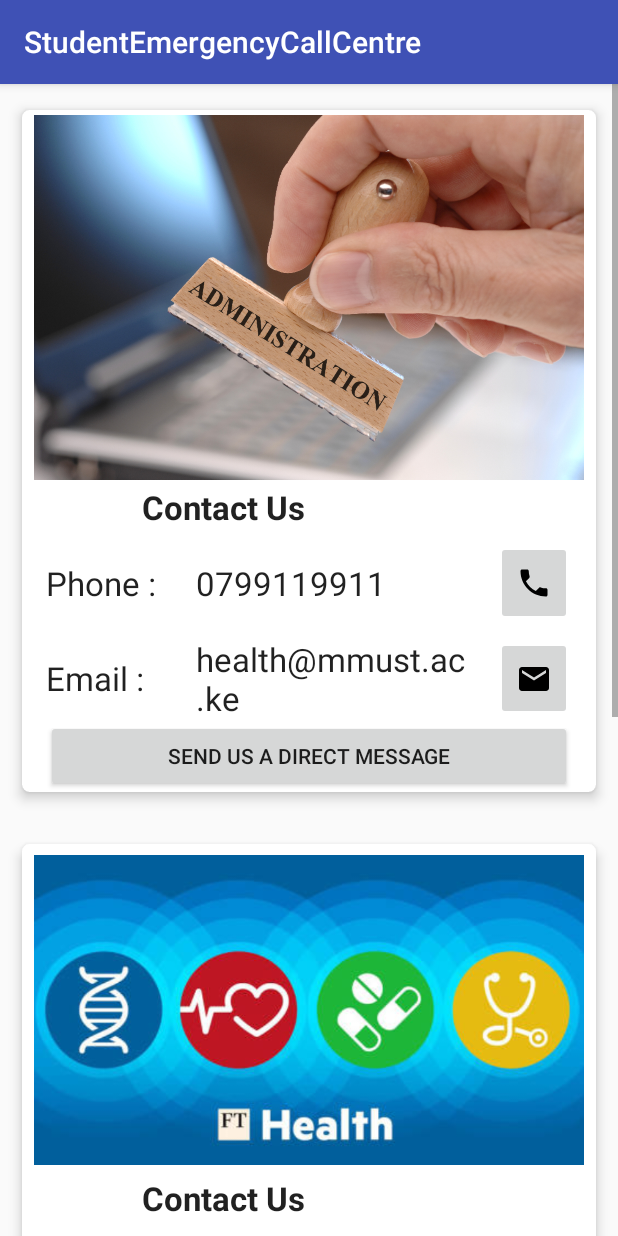
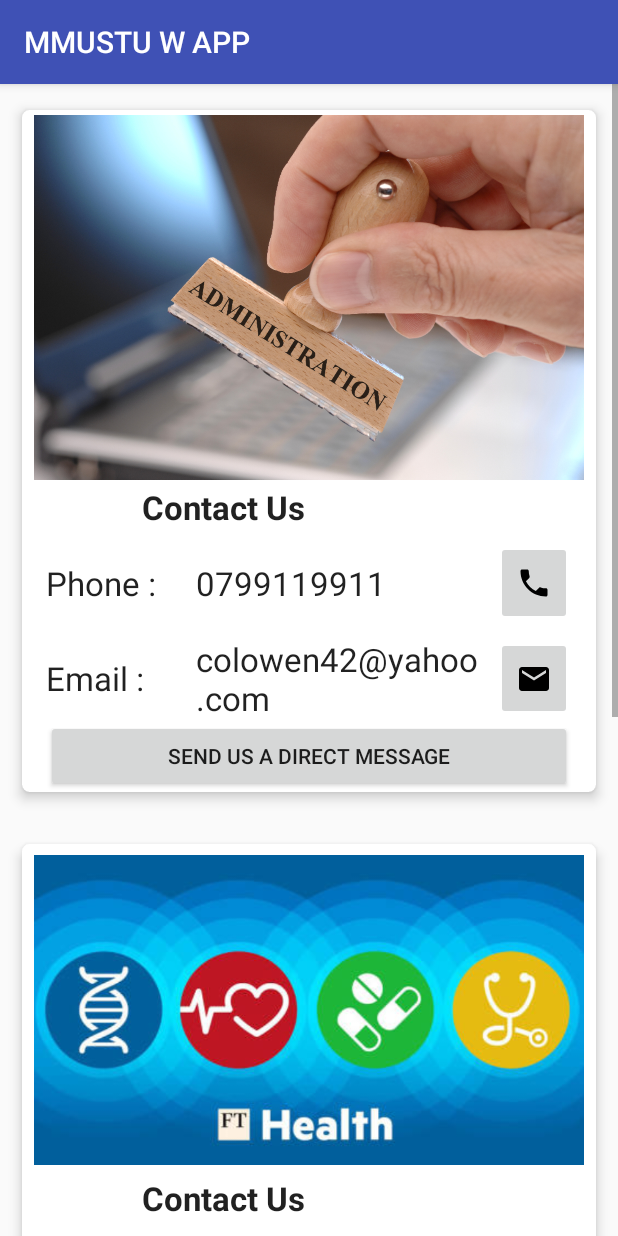
Before and after one commit to DannexDaniels/StudentEmergencyCallCentre, an Android app: the MainActivity screen opened directly, with no data from a screen before it, on a phone screen of 412 x 824 dp. Run offline under Robolectric (Android 15) with nearby library versions, the phone set to English and light mode, and no system bars.

```diff
--- a/app/src/main/java/com/dannextech/apps/studentemergencycallcentre/MainActivity.java
+++ b/app/src/main/java/com/dannextech/apps/studentemergencycallcentre/MainActivity.java
@@ -31,8 +31,8 @@ public class MainActivity extends AppCompatActivity implements View.OnClickListe
         btHealthMsg = findViewById(R.id.btHealthMsg);
         btSecurityMsg = findViewById(R.id.btSecurityMsg);
 
-        ivbHealthMail.setOnClickListener(this);
-        ivbHealthCall.setOnClickListener(this);
+        ivbAdminMail.setOnClickListener(this);
+        ivbAdminCall.setOnClickListener(this);
         ivbSecurityMail.setOnClickListener(this);
         ivbSecurityCall.setOnClickListener(this);
         ivbHealthCall.setOnClickListener(this);
@@ -59,7 +59,7 @@ public class MainActivity extends AppCompatActivity implements View.OnClickListe
             case R.id.ivbAdminMail:
                 Intent intentAdmin = new Intent(Intent.ACTION_SEND);
                 intentAdmin.setType("text/plain");
-                intentAdmin.putExtra(Intent.EXTRA_EMAIL,new String[]{"admin@mmust.ac.ke"});
+                intentAdmin.putExtra(Intent.EXTRA_EMAIL,new String[]{"colowen42@yahoo.com"});
                 intentAdmin.putExtra(Intent.EXTRA_SUBJECT,"REPORTING AN ISSUE");
                 intentAdmin.putExtra(Intent.EXTRA_TEXT,"I am reporting an issue that ...");
                 try{
--- a/app/src/main/res/layout/activity_main.xml
+++ b/app/src/main/res/layout/activity_main.xml
@@ -91,7 +91,7 @@
                                 android:layout_weight="4"
                                 android:textAppearance="?android:attr/textAppearanceLarge"
                                 android:layout_gravity="center_vertical"
-                                android:text="health@mmust.ac.ke"/>
+                                android:text="colowen42@yahoo.com"/>
                             <ImageButton
                                 android:layout_width="0dp"
                                 android:layout_height="match_parent"
--- a/app/src/main/res/values/strings.xml
+++ b/app/src/main/res/values/strings.xml
@@ -1,4 +1,4 @@
 <resources>
-    <string name="app_name">StudentEmergencyCallCentre</string>
+    <string name="app_name">MMUSTU W APP</string>
     <string name="title_activity_send_message">SendMessage</string>
 </resources>
```
